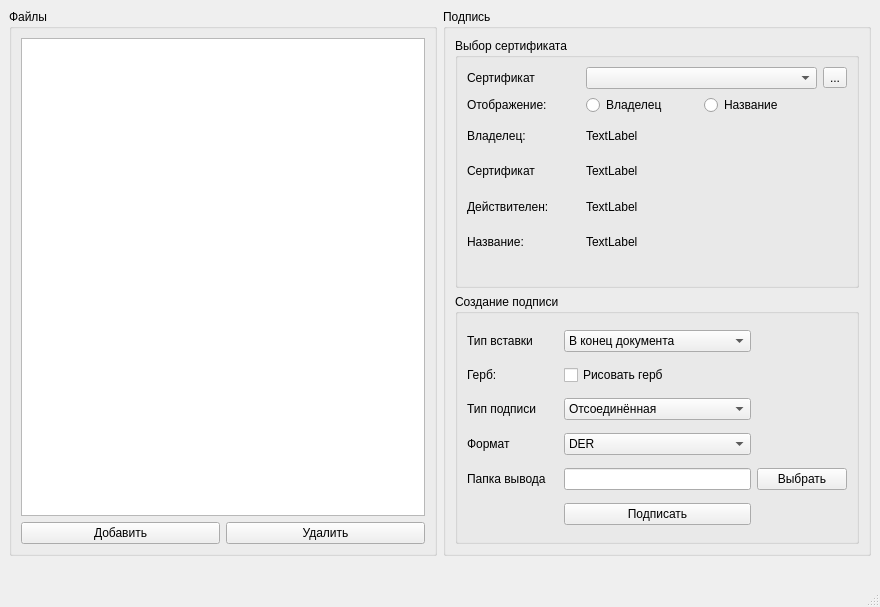
This is mainwindow.ui in AlexeyAleksandrov/CryptoSignDesktop as Qt 5 draws it before an edit. The edited form follows.
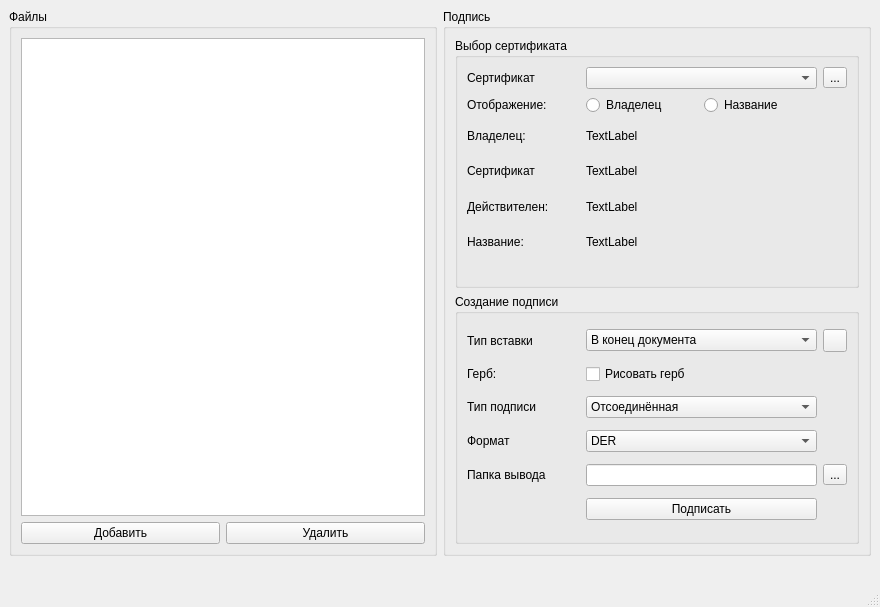
This is the edited form. Icons and pictures are not drawn. Custom widgets are drawn as their Qt base class.

Commit message: Добавлена информация о тэгах

Diff of the .ui file:
```diff
--- a/mainwindow.ui
+++ b/mainwindow.ui
@@ -228,70 +228,42 @@
           <string>Создание подписи</string>
          </property>
          <layout class="QGridLayout" name="gridLayout_5">
-          <item row="3" column="0">
-           <widget class="QLabel" name="label_drawLogo">
-            <property name="text">
-             <string>Герб:</string>
-            </property>
-           </widget>
-          </item>
-          <item row="5" column="0">
-           <widget class="QLabel" name="label_signFormat">
-            <property name="text">
-             <string>Формат</string>
-            </property>
-           </widget>
-          </item>
-          <item row="8" column="0">
+          <item row="7" column="0">
            <widget class="QLabel" name="label_outputDir">
             <property name="text">
              <string>Папка вывода</string>
             </property>
            </widget>
           </item>
-          <item row="0" column="0">
-           <widget class="QLabel" name="label_insertType">
-            <property name="text">
-             <string>Тип вставки</string>
-            </property>
+          <item row="0" column="1" colspan="2">
+           <widget class="QComboBox" name="comboBox_insertType">
+            <item>
+             <property name="text">
+              <string>В конец документа</string>
+             </property>
+            </item>
+            <item>
+             <property name="text">
+              <string>По тэгу</string>
+             </property>
+            </item>
            </widget>
           </item>
-          <item row="4" column="0">
-           <widget class="QLabel" name="label_signType">
-            <property name="text">
-             <string>Тип подписи</string>
-            </property>
-           </widget>
-          </item>
-          <item row="8" column="3">
-           <widget class="QPushButton" name="pushButton_choseOutputDir">
-            <property name="text">
-             <string>Выбрать</string>
-            </property>
-           </widget>
-          </item>
-          <item row="8" column="1" colspan="2">
+          <item row="7" column="1" colspan="2">
            <widget class="QLineEdit" name="lineEdit_outputDir">
             <property name="readOnly">
              <bool>true</bool>
             </property>
            </widget>
           </item>
-          <item row="9" column="1" colspan="2">
-           <widget class="QPushButton" name="pushButton_createSign">
-            <property name="text">
-             <string>Подписать</string>
-            </property>
-           </widget>
-          </item>
-          <item row="3" column="1" colspan="3">
+          <item row="2" column="1" colspan="3">
            <widget class="QCheckBox" name="checkBox_drawLogo">
             <property name="text">
              <string>Рисовать герб</string>
             </property>
            </widget>
           </item>
-          <item row="4" column="1" colspan="2">
+          <item row="3" column="1" colspan="2">
            <widget class="QComboBox" name="comboBox_signType">
             <item>
              <property name="text">
@@ -305,21 +277,14 @@
             </item>
            </widget>
           </item>
-          <item row="0" column="1" colspan="2">
-           <widget class="QComboBox" name="comboBox_insertType">
-            <item>
-             <property name="text">
-              <string>В конец документа</string>
-             </property>
-            </item>
-            <item>
-             <property name="text">
-              <string>По тэгу</string>
-             </property>
-            </item>
+          <item row="0" column="0">
+           <widget class="QLabel" name="label_insertType">
+            <property name="text">
+             <string>Тип вставки</string>
+            </property>
            </widget>
           </item>
-          <item row="5" column="1" colspan="2">
+          <item row="4" column="1" colspan="2">
            <widget class="QComboBox" name="comboBox_signFormat">
             <item>
              <property name="text">
@@ -333,6 +298,56 @@
             </item>
            </widget>
           </item>
+          <item row="3" column="0">
+           <widget class="QLabel" name="label_signType">
+            <property name="text">
+             <string>Тип подписи</string>
+            </property>
+           </widget>
+          </item>
+          <item row="2" column="0">
+           <widget class="QLabel" name="label_drawLogo">
+            <property name="text">
+             <string>Герб:</string>
+            </property>
+           </widget>
+          </item>
+          <item row="8" column="1" colspan="2">
+           <widget class="QPushButton" name="pushButton_createSign">
+            <property name="text">
+             <string>Подписать</string>
+            </property>
+           </widget>
+          </item>
+          <item row="4" column="0">
+           <widget class="QLabel" name="label_signFormat">
+            <property name="text">
+             <string>Формат</string>
+            </property>
+           </widget>
+          </item>
+          <item row="0" column="3">
+           <widget class="QToolButton" name="toolButton_signInsertTypeInfo">
+            <property name="text">
+             <string/>
+            </property>
+            <property name="icon">
+             <iconset resource="resources.qrc">
+              <normaloff>:/resources/info.png</normaloff>:/resources/info.png</iconset>
+            </property>
+           </widget>
+          </item>
+          <item row="7" column="3">
+           <widget class="QToolButton" name="toolButton_choseOutputDir">
+            <property name="text">
+             <string>...</string>
+            </property>
+            <property name="icon">
+             <iconset resource="resources.qrc">
+              <normaloff>:/resources/folder.png</normaloff>:/resources/folder.png</iconset>
+            </property>
+           </widget>
+          </item>
          </layout>
         </widget>
        </item>
```
The commit also changes 5 other files.
